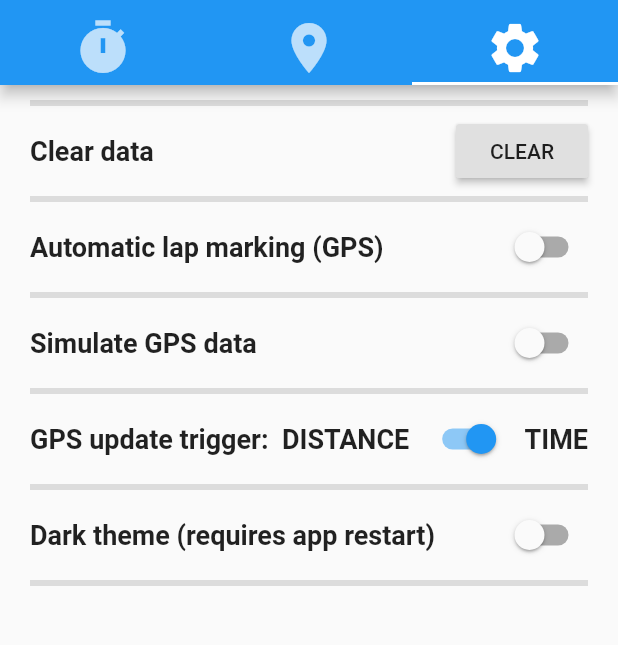
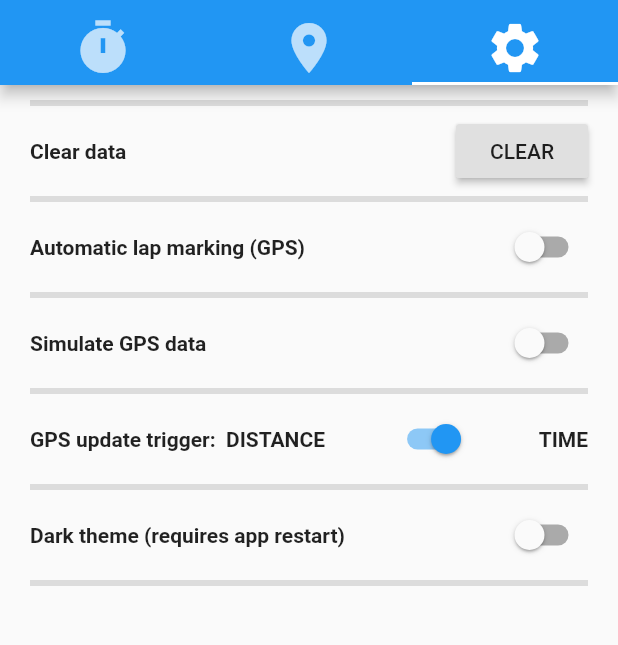
Before and after one commit to markleavitt/karstimer, a Flutter app: the screen it shows after launch, tab 3 chosen, on a phone screen of 412 x 824 dp, the part 71-716 px from its top. Run offline on Flutter 3.47's test engine with Material 2 defaults, Android fonts, the phone set to English and light mode, and no system bars; our stand-ins replace geolocator, google_maps_flutter, shared_preferences.

Commit message:
Adjusted text sizes to fit Pixel 4a screen

```diff
--- a/lib/constants.dart
+++ b/lib/constants.dart
@@ -7,6 +7,10 @@ const TextStyle kLapStyle = TextStyle(
 );
 
 const TextStyle kLapButtonStyle = TextStyle(
-  fontSize: 18.0,
+  fontSize: 16.0,
   fontWeight: FontWeight.bold,
 );
+const TextStyle kSettingStyle = TextStyle(
+  fontSize: 14.0,
+  fontWeight: FontWeight.bold,
+);
--- a/lib/tab_lap_timer.dart
+++ b/lib/tab_lap_timer.dart
@@ -85,7 +85,7 @@ class _Header extends StatelessWidget {
               Provider.of<RaceData>(context).elapsedTimeString,
               textAlign: TextAlign.center,
               style: TextStyle(
-                fontSize: 80.0,
+                fontSize: 70.0,
                 fontFamily: 'RacingSansOne',
               ),
             ),
@@ -123,7 +123,7 @@ class _HeaderButton extends StatelessWidget {
             textAlign: TextAlign.center,
             style: const TextStyle(
               color: Colors.white,
-              fontSize: 40.0,
+              fontSize: 28,
               fontFamily: 'RacingSansOne',
             ),
           ),
--- a/lib/tab_settings.dart
+++ b/lib/tab_settings.dart
@@ -24,7 +24,7 @@ class _TabSettingsState extends State<TabSettings> {
             mainAxisAlignment: MainAxisAlignment.spaceBetween,
             crossAxisAlignment: CrossAxisAlignment.center,
             children: [
-              Text("Clear data", style: kLapButtonStyle),
+              Text("Clear data", style: kSettingStyle),
               RaisedButton(
                 child: Text('CLEAR'),
                 onPressed: () {
@@ -40,7 +40,7 @@ class _TabSettingsState extends State<TabSettings> {
             mainAxisAlignment: MainAxisAlignment.spaceBetween,
             crossAxisAlignment: CrossAxisAlignment.center,
             children: [
-              Text("Automatic lap marking (GPS)", style: kLapButtonStyle),
+              Text("Automatic lap marking (GPS)", style: kSettingStyle),
               Switch(
                 value: myRaceData.isAutoLapMark,
                 onChanged: (bool newValue) {
@@ -58,7 +58,7 @@ class _TabSettingsState extends State<TabSettings> {
             mainAxisAlignment: MainAxisAlignment.spaceBetween,
             crossAxisAlignment: CrossAxisAlignment.center,
             children: [
-              Text("Simulate GPS data", style: kLapButtonStyle),
+              Text("Simulate GPS data", style: kSettingStyle),
               Switch(
                 value: myRaceData.isSimulatedData,
                 onChanged: (bool newValue) {
@@ -76,7 +76,7 @@ class _TabSettingsState extends State<TabSettings> {
             mainAxisAlignment: MainAxisAlignment.spaceBetween,
             crossAxisAlignment: CrossAxisAlignment.center,
             children: [
-              Text("GPS update trigger:  DISTANCE", style: kLapButtonStyle),
+              Text("GPS update trigger:  DISTANCE", style: kSettingStyle),
               Switch(
                 value: myRaceData.isTimedUpdates,
                 onChanged: (bool newValue) {
@@ -85,7 +85,7 @@ class _TabSettingsState extends State<TabSettings> {
                   });
                 },
               ),
-              Text("TIME", style: kLapButtonStyle),
+              Text("TIME", style: kSettingStyle),
             ],
           ),
           Divider(
@@ -95,7 +95,7 @@ class _TabSettingsState extends State<TabSettings> {
             mainAxisAlignment: MainAxisAlignment.spaceBetween,
             crossAxisAlignment: CrossAxisAlignment.center,
             children: [
-              Text("Dark theme (requires app restart)", style: kLapButtonStyle),
+              Text("Dark theme (requires app restart)", style: kSettingStyle),
               Switch(
                 value: myRaceData.isDarkTheme,
                 onChanged: (bool newValue) {
--- a/pubspec.yaml
+++ b/pubspec.yaml
@@ -15,7 +15,7 @@ publish_to: 'none' # Remove this line if you wish to publish to pub.dev
 # In iOS, build-name is used as CFBundleShortVersionString while build-number used as CFBundleVersion.
 # Read more about iOS versioning at
 # https://developer.apple.com/library/archive/documentation/General/Reference/InfoPlistKeyReference/Articles/CoreFoundationKeys.html
-version: 1.0.0+1
+version: 0.7.0+1
 
 environment:
   sdk: ">=2.7.0 <3.0.0"
```
Also changed, not shown: lib/race_data.dart (+5 -5 lines), 1 other file.
